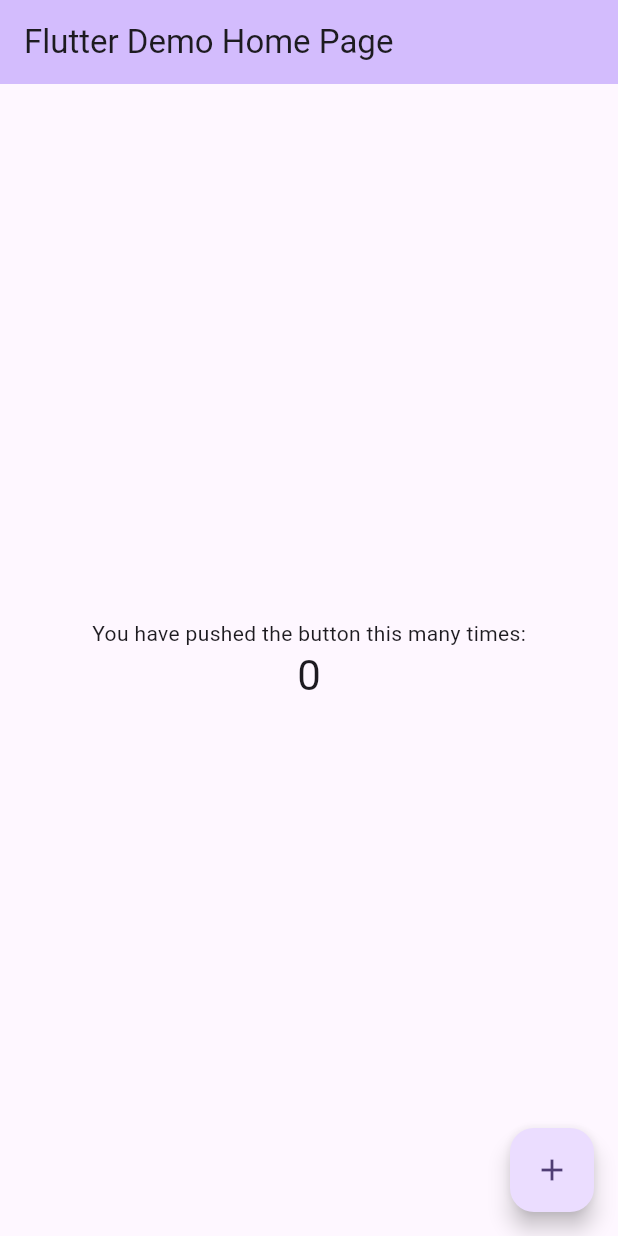
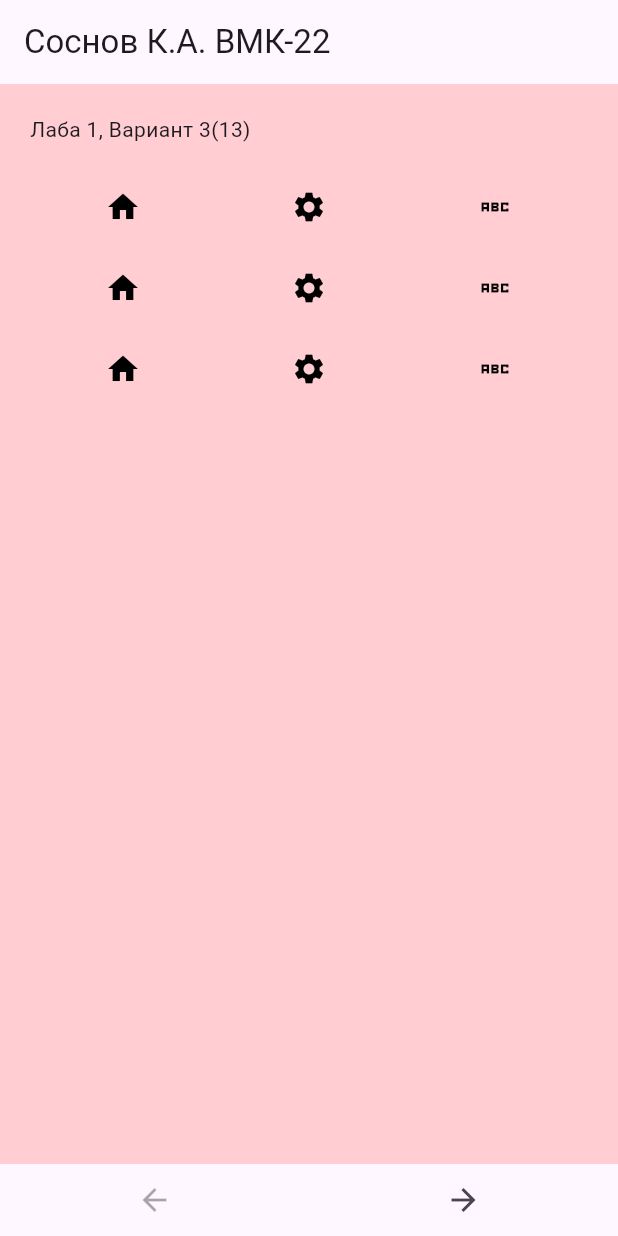
Before and after one commit to SpaceBirbMan/FLTR-LBS, a Flutter app: the screen it shows after launch, on a phone screen of 412 x 824 dp. Run offline on Flutter 3.47's test engine with Material 3 defaults, Android fonts, the phone set to English and light mode, and no system bars.

Commit message:
Added JDK023 folder in .gitignore, added panels for labs

```diff
--- /dev/null
+++ b/lib/app.dart
@@ -0,0 +1,70 @@
+import 'package:flutter/material.dart';
+import 'panels/panel1.dart' as panel1;
+import 'panels/panel2.dart' as panel2;
+import 'panels/panel3.dart' as panel3;
+
+class App extends StatefulWidget {
+  @override
+  _AppState createState() => _AppState();
+}
+
+class _AppState extends State<App> {
+  final PageController _pageController = PageController(initialPage: 0);
+  int _currentPage = 0;
+
+  final List<Widget> _panels = [
+    panel1.Panel1(),
+    panel2.Panel2(),
+    panel3.Panel3(),
+  ];
+
+  void _onPageChanged(int index) {
+    setState(() {
+      _currentPage = index;
+    });
+  }
+
+  void _onButtonPressed(int delta) {
+    int newPage = _currentPage + delta;
+    if (newPage >= 0 && newPage < _panels.length) {
+      _pageController.animateToPage(
+        newPage,
+        duration: Duration(milliseconds: 300),
+        curve: Curves.easeInOut,
+      );
+    }
+  }
+
+  @override
+  Widget build(BuildContext context) {
+    return Scaffold(
+      appBar: AppBar(
+        title: Text('Соснов К.А. ВМК-22'),
+      ),
+      body: Column(
+        children: [
+          Expanded(
+            child: PageView(
+              controller: _pageController,
+              onPageChanged: _onPageChanged,
+              children: _panels,
+            ),
+          ),
+          Row(
+            mainAxisAlignment: MainAxisAlignment.spaceAround,
+            children: [
+              IconButton(
+                icon: Icon(Icons.arrow_back),
+                onPressed: _currentPage > 0 ? () => _onButtonPressed(-1) : null, // Неактивна на первой панели
+              ),
+              IconButton(
+                icon: Icon(Icons.arrow_forward),
+                onPressed: _currentPage < _panels.length - 1 ? () => _onButtonPressed(1) : null, // Неактивна на последней панели
+              ),
+            ],
+          ),
+        ],
+      ),
+    );
+  }
+}
--- a/lib/main.dart
+++ b/lib/main.dart
@@ -1,133 +1,19 @@
 import 'package:flutter/material.dart';
-
-
-//Project android: A problem occurred configuring root project 'android'.
-//A problem occurred configuring project ':app'. SDK location not found.
-//Define a valid SDK location with an ANDROID_HOME environment variable
-//or by setting the sdk.dir path in your project's local properties
-//file at 'C:\Users\FouRth\flutterLab1\flutter_application_1\android\local.properties'.:
-//A problem occurred configuring root project 'android'. A problem occurred configuring project ':app'.
-//SDK location not found. Define a valid SDK location with an ANDROID_HOME environment
-//variable or by setting the sdk.dir path in your project's local properties file at
-//'C:\Users\FouRth\flutterLab1\flutter_application_1\android\local.properties'.
+import 'app.dart';
 
 void main() {
-  runApp(const MyApp());
+  runApp(MyApp());
 }
 
 class MyApp extends StatelessWidget {
-  const MyApp({super.key});
-
-  // This widget is the root of your application.
   @override
   Widget build(BuildContext context) {
     return MaterialApp(
-      title: 'Flutter Demo',
+      title: 'Flutter Lab App',
       theme: ThemeData(
-        // This is the theme of your application.
-        //
-        // TRY THIS: Try running your application with "flutter run". You'll see
-        // the application has a purple toolbar. Then, without quitting the app,
-        // try changing the seedColor in the colorScheme below to Colors.green
-        // and then invoke "hot reload" (save your changes or press the "hot
-        // reload" button in a Flutter-supported IDE, or press "r" if you used
-        // the command line to start the app).
-        //
-        // Notice that the counter didn't reset back to zero; the application
-        // state is not lost during the reload. To reset the state, use hot
-        // restart instead.
-        //
-        // This works for code too, not just values: Most code changes can be
-        // tested with just a hot reload.
-        colorScheme: ColorScheme.fromSeed(seedColor: Colors.deepPurple),
+        primarySwatch: Colors.blue,
       ),
-      home: const MyHomePage(title: 'Flutter Demo Home Page'),
+      home: App(),
     );
   }
 }
-
-class MyHomePage extends StatefulWidget {
-  const MyHomePage({super.key, required this.title});
-
-  // This widget is the home page of your application. It is stateful, meaning
-  // that it has a State object (defined below) that contains fields that affect
-  // how it looks.
-
-  // This class is the configuration for the state. It holds the values (in this
-  // case the title) provided by the parent (in this case the App widget) and
-  // used by the build method of the State. Fields in a Widget subclass are
-  // always marked "final".
-
-  final String title;
-
-  @override
-  State<MyHomePage> createState() => _MyHomePageState();
-}
-
-class _MyHomePageState extends State<MyHomePage> {
-  int _counter = 0;
-
-  void _incrementCounter() {
-    setState(() {
-      // This call to setState tells the Flutter framework that something has
-      // changed in this State, which causes it to rerun the build method below
-      // so that the display can reflect the updated values. If we changed
-      // _counter without calling setState(), then the build method would not be
-      // called again, and so nothing would appear to happen.
-      _counter++;
-    });
-  }
-
-  @override
-  Widget build(BuildContext context) {
-    // This method is rerun every time setState is called, for instance as done
-    // by the _incrementCounter method above.
-    //
-    // The Flutter framework has been optimized to make rerunning build methods
-    // fast, so that you can just rebuild anything that needs updating rather
-    // than having to individually change instances of widgets.
-    return Scaffold(
-      appBar: AppBar(
-        // TRY THIS: Try changing the color here to a specific color (to
-        // Colors.amber, perhaps?) and trigger a hot reload to see the AppBar
-        // change color while the other colors stay the same.
-        backgroundColor: Theme.of(context).colorScheme.inversePrimary,
-        // Here we take the value from the MyHomePage object that was created by
-        // the App.build method, and use it to set our appbar title.
-        title: Text(widget.title),
-      ),
-      body: Center(
-        // Center is a layout widget. It takes a single child and positions it
-        // in the middle of the parent.
-        child: Column(
-          // Column is also a layout widget. It takes a list of children and
-          // arranges them vertically. By default, it sizes itself to fit its
-          // children horizontally, and tries to be as tall as its parent.
-          //
-          // Column has various properties to control how it sizes itself and
-          // how it positions its children. Here we use mainAxisAlignment to
-          // center the children vertically; the main axis here is the vertical
-          // axis because Columns are vertical (the cross axis would be
-          // horizontal).
-          //
-          // TRY THIS: Invoke "debug painting" (choose the "Toggle Debug Paint"
-          // action in the IDE, or press "p" in the console), to see the
-          // wireframe for each widget.
-          mainAxisAlignment: MainAxisAlignment.center,
-          children: <Widget>[
-            const Text('You have pushed the button this many times:'),
-            Text(
-              '$_counter',
-              style: Theme.of(context).textTheme.headlineMedium,
-            ),
-          ],
-        ),
-      ),
-      floatingActionButton: FloatingActionButton(
-        onPressed: _incrementCounter,
-        tooltip: 'Increment',
-        child: const Icon(Icons.add),
-      ), // This trailing comma makes auto-formatting nicer for build methods.
-    );
-  }
-}
--- /dev/null
+++ b/lib/panels/panel1.dart
@@ -0,0 +1,55 @@
+import 'package:flutter/material.dart';
+
+class Panel1 extends StatefulWidget {
+  @override
+  _Panel1State createState() => _Panel1State();
+}
+
+class _Panel1State extends State<Panel1> {
+
+  @override
+  Widget build(BuildContext context) {
+
+    final double paddingForIcons = 30;
+    final rowForLab = Row(
+
+      mainAxisAlignment: MainAxisAlignment.spaceAround, // Как варик - spaceBetween
+      children: [
+        Container(
+          padding: EdgeInsets.only(top: paddingForIcons),
+          child: Icon(Icons.home, color: Colors.black),
+        ),
+        Container(
+          padding: EdgeInsets.only(top: paddingForIcons),
+          child: Icon(Icons.settings, color: Colors.black),
+        ),
+        Container(
+          padding: EdgeInsets.only(top: paddingForIcons),
+          child: Icon(Icons.abc_sharp, color: Colors.black),
+        ),
+      ],
+    );
+
+    return Container(
+    color: Colors.red[100],
+    alignment: Alignment.centerLeft,
+    padding: EdgeInsets.all(20),
+    child:
+    Column(
+      crossAxisAlignment: CrossAxisAlignment.start,
+      children: [
+        Text("Лаба 1, Вариант 3(13)"),
+        Column(
+            children: [
+            rowForLab,
+            rowForLab,
+            rowForLab
+          ],
+        ),
+    ],
+    ),
+
+    );
+
+  }
+}
--- /dev/null
+++ b/lib/panels/panel2.dart
@@ -0,0 +1,13 @@
+import 'package:flutter/material.dart';
+
+class Panel2 extends StatelessWidget {
+  @override
+  Widget build(BuildContext context) {
+    return Container(
+      color: Colors.green[100],
+      child: Center(
+        child: Text('Панель', style: TextStyle(fontSize: 24)),
+      ),
+    );
+  }
+}
--- /dev/null
+++ b/lib/panels/panel3.dart
@@ -0,0 +1,13 @@
+import 'package:flutter/material.dart';
+
+class Panel3 extends StatelessWidget {
+  @override
+  Widget build(BuildContext context) {
+    return Container(
+      color: Colors.blue[100],
+      child: Center(
+        child: Text('Панель', style: TextStyle(fontSize: 24)),
+      ),
+    );
+  }
+}
```
Also changed, not shown: 2 other files.
